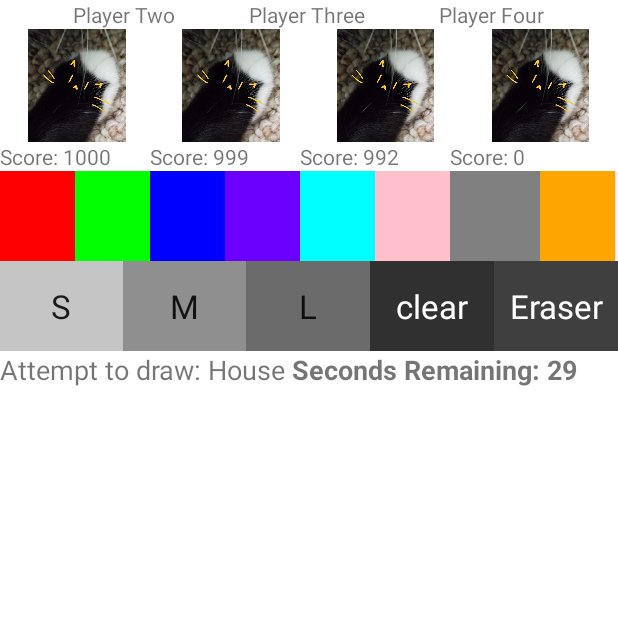
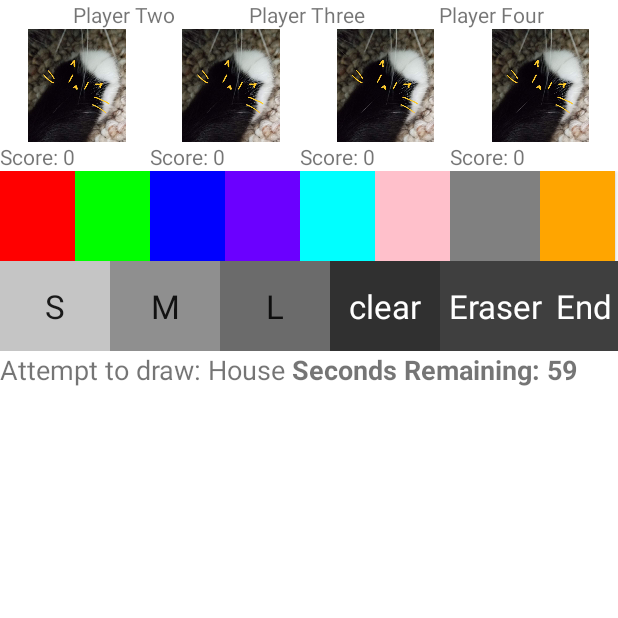
Before and after one commit to tree80208/DrawGuessGame, an Android app: the DrawingActivity screen opened directly, with no data from a screen before it, on a phone screen of 412 x 824 dp, the top half of it. Run offline under Robolectric (Android 15) with nearby library versions, the phone set to English and light mode, and no system bars; our stand-ins replace Firebase (no records; nobody signed in at launch, a user with empty details on screens opened directly); 5 statements that could not run were skipped.

Commit message:
present
present

```diff
--- a/app/src/main/java/com/example/drawguessgame/DrawingActivity.java
+++ b/app/src/main/java/com/example/drawguessgame/DrawingActivity.java
@@ -57,10 +57,12 @@ public class DrawingActivity extends AppCompatActivity {
         transaction.add(R.id.draw_layout,drawingFragment);
         transaction.addToBackStack(null);
         transaction.commit();
+
+
     }
 
     public void timer(){
-        new CountDownTimer(30000, 1000) {
+        new CountDownTimer(60000, 1000) {
             @Override
             public void onTick(long millisUntilFinished) {
                 TextView tv = (TextView) findViewById(R.id.timerText);
@@ -75,6 +77,14 @@ public class DrawingActivity extends AppCompatActivity {
         }.start();
 
 
+    }
+
+    public void endGame(View v){
+        System.out.println("end game button clicked method");
+        String username = getIntent().getStringExtra("p1");
+        Intent leader = new Intent(this, LeaderBoardActivity.class);
+        leader.putExtra("username", username);
+        startActivity(leader);
     }
 
 
--- a/app/src/main/res/layout/activity_drawing.xml
+++ b/app/src/main/res/layout/activity_drawing.xml
@@ -131,21 +131,21 @@
                 android:layout_width="100dp"
                 android:layout_height="wrap_content"
                 android:layout_weight="1"
-                android:text="Score: 1000" />
+                android:text="Score: 0" />
 
             <TextView
                 android:id="@+id/scoretwo"
                 android:layout_width="100dp"
                 android:layout_height="wrap_content"
                 android:layout_weight="1"
-                android:text="Score: 999" />
+                android:text="Score: 0" />
 
             <TextView
                 android:id="@+id/scorethree"
                 android:layout_width="100dp"
                 android:layout_height="wrap_content"
                 android:layout_weight="1"
-                android:text="Score: 992" />
+                android:text="Score: 0" />
 
             <TextView
                 android:id="@+id/scorefour"
@@ -302,6 +302,18 @@
                 android:textAppearance="@style/TextAppearance.AppCompat.Large"
                 android:textColor="@color/colorWhite" />
 
+            <Button
+                android:id="@+id/button_end"
+                android:layout_width="45dp"
+                android:layout_height="match_parent"
+                android:layout_weight="1"
+                android:background="@color/colorShareButton"
+                android:onClick="endGame"
+                android:text="@string/button_end"
+                android:textAppearance="@style/TextAppearance.AppCompat.Large"
+                android:textColor="@color/colorWhite" />
+
+
         </LinearLayout>
 
         <LinearLayout
--- a/app/src/main/res/values/strings.xml
+++ b/app/src/main/res/values/strings.xml
@@ -30,6 +30,8 @@
     <string name="button_share">SHARE</string>
     <string name="button_clear">CLEAR</string>
     <string name="button_eraser">Eraser</string>
+    <string name="button_end">End</string>
+
     <!--    DRAW ACTIVITY <END>-->
 
 
```
Also changed, not shown: app/src/main/java/com/example/drawguessgame/LeaderBoardActivity.java (+9 -0 lines), app/src/main/res/layout/activity_guessing.xml (+4 -4 lines), app/src/main/res/drawable-v24/house.png (added).
